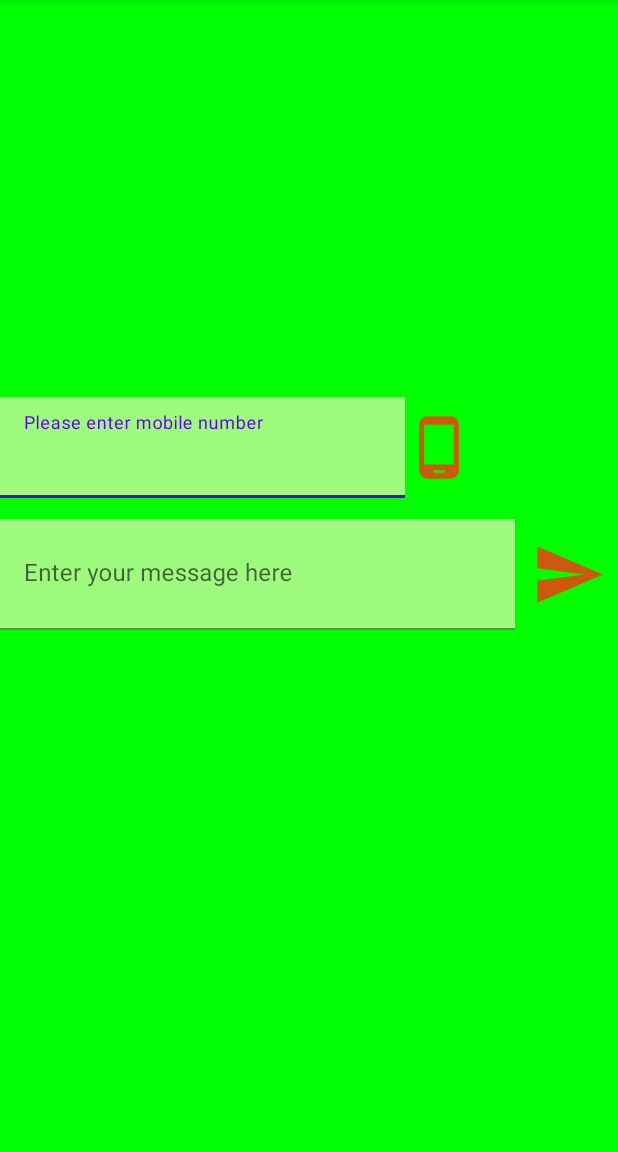
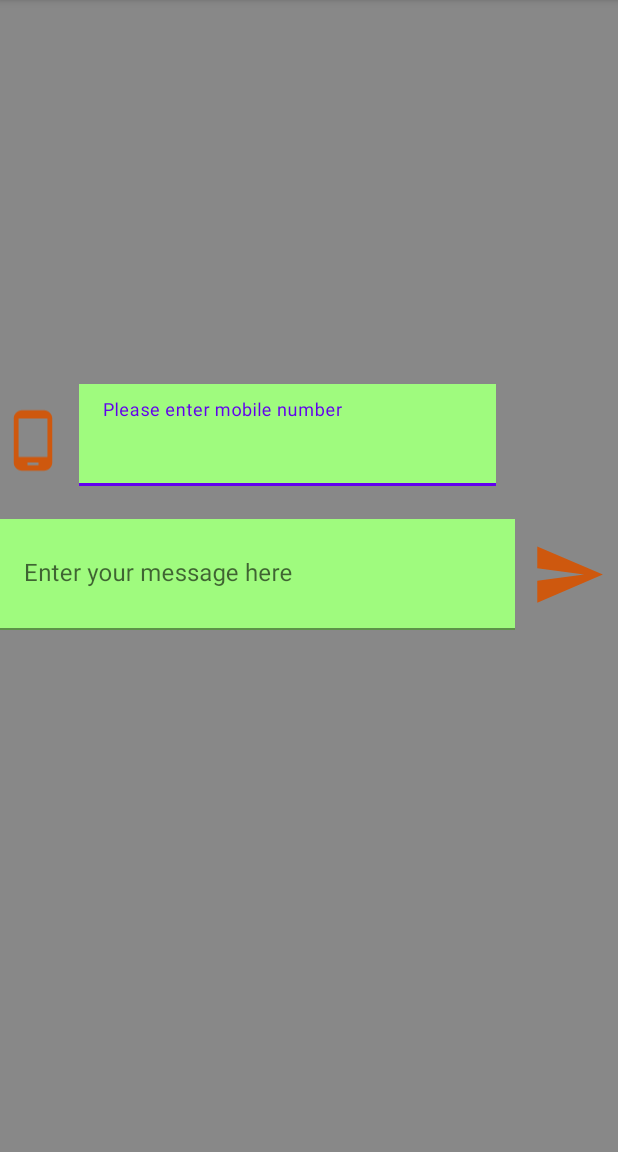
Before and after one commit to mbharti321/androidProjects, an Android app: the screen it shows after launch (MainActivity), in the options menu, after a tap on "Change Color", on a phone screen of 412 x 824 dp, the part 84-1236 px from its top. Run offline under Robolectric (Android 15) with nearby library versions, the phone set to English and light mode, and no system bars.

Commit message:
update layout

```diff
--- a/Lab9Menu/app/src/main/java/com/example/lab9menu/MainActivity.java
+++ b/Lab9Menu/app/src/main/java/com/example/lab9menu/MainActivity.java
@@ -4,6 +4,7 @@ import androidx.annotation.NonNull;
 import androidx.appcompat.app.AppCompatActivity;
 import androidx.constraintlayout.widget.ConstraintLayout;
 import androidx.core.app.ShareCompat;
+import androidx.core.content.ContextCompat;
 
 import android.annotation.SuppressLint;
 import android.content.ComponentName;
@@ -27,7 +28,7 @@ public class MainActivity extends AppCompatActivity {
     TextInputEditText mMessage, mMain_number;
     ConstraintLayout mlayout;
     boolean iscolor = true;
-
+    int defaultColor;
 
     @Override
     protected void onCreate(Bundle savedInstanceState) {
@@ -38,6 +39,8 @@ public class MainActivity extends AppCompatActivity {
         mMain_number = findViewById(R.id.main_number);
         mlayout = (ConstraintLayout) findViewById(R.id.layout1);
         mibtnSend = findViewById(R.id.ibtnSend);
+
+        defaultColor = ContextCompat.getColor(MainActivity.this, R.color.design_default_color_primary);
 
         mibtnSend.setOnClickListener(new View.OnClickListener() {
             @Override
@@ -100,7 +103,7 @@ public class MainActivity extends AppCompatActivity {
     private void changeColor() {
         if(iscolor)
         {
-            mlayout.setBackgroundColor(Color.GREEN);
+            mlayout.setBackgroundColor(Color.GRAY);
             iscolor = false;
         }
         else
@@ -110,6 +113,23 @@ public class MainActivity extends AppCompatActivity {
         }
     }
 
+//    void setColor() {
+//
+//        AmbilWarnaDialog ambilWarnaDialog = new AmbilWarnaDialog(this, defaultColor, new AmbilWarnaDialog.OnAmbilWarnaListener() {
+//            @Override
+//            public void onCancel(AmbilWarnaDialog dialog) {
+//
+//            }
+//
+//            @Override
+//            public void onOk(AmbilWarnaDialog dialog, int color) {
+//                defaultColor = color;
+//                mlayout.setBackgroundColor(defaultColor);
+//            }
+//        });
+//        ambilWarnaDialog.show();
+//
+//    }
 
     private void share() {
         String txt = mMessage.getText().toString();
--- a/Lab9Menu/app/src/main/res/layout/activity_main.xml
+++ b/Lab9Menu/app/src/main/res/layout/activity_main.xml
@@ -10,18 +10,18 @@
 
     <com.google.android.material.textfield.TextInputLayout
         android:id="@+id/main_number_layout"
-        android:layout_width="270dp"
-        android:layout_height="67dp"
+        android:layout_width="278dp"
+        android:layout_height="68dp"
         app:layout_constraintBottom_toBottomOf="parent"
         app:layout_constraintEnd_toEndOf="parent"
-        app:layout_constraintHorizontal_bias="0.0"
+        app:layout_constraintHorizontal_bias="0.392"
         app:layout_constraintStart_toStartOf="parent"
         app:layout_constraintTop_toTopOf="parent"
-        app:layout_constraintVertical_bias="0.378">
+        app:layout_constraintVertical_bias="0.366">
 
         <com.google.android.material.textfield.TextInputEditText
             android:id="@+id/main_number"
-            android:layout_width="match_parent"
+            android:layout_width="278dp"
             android:layout_height="match_parent"
             android:background="#9FFB7E"
             android:hint="@string/mobile_message"
@@ -67,14 +67,14 @@
 
     <ImageView
         android:id="@+id/imgMobile"
-        android:layout_width="45dp"
+        android:layout_width="44dp"
         android:layout_height="66dp"
         app:layout_constraintBottom_toBottomOf="parent"
         app:layout_constraintEnd_toEndOf="parent"
-        app:layout_constraintHorizontal_bias="0.737"
+        app:layout_constraintHorizontal_bias="0.0"
         app:layout_constraintStart_toStartOf="parent"
         app:layout_constraintTop_toTopOf="parent"
-        app:layout_constraintVertical_bias="0.378"
+        app:layout_constraintVertical_bias="0.371"
         app:srcCompat="@drawable/ic_baseline_phone_android_24" />
 
 </androidx.constraintlayout.widget.ConstraintLayout>
```
